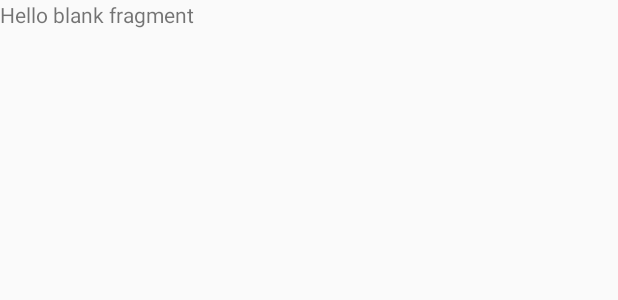
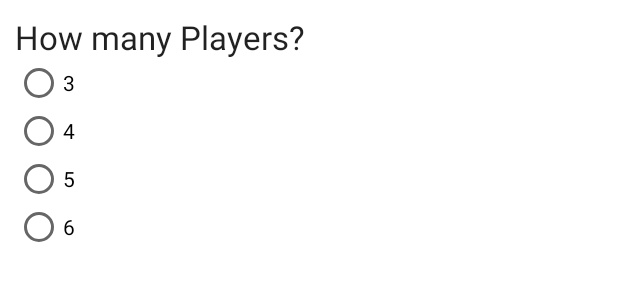
Before and after one commit to agee11/boardGame, an Android app: the layout fragment_wizard.xml on its own in the app's theme, with its tools: preview values and no code run, on a phone screen of 412 x 824 dp. Shown: the top 300 px of the screen. Run offline under Robolectric (Android 15) with nearby library versions, the phone set to English and light mode, and no system bars.

Commit message:
UI change on mainactivity and Init UI for wizard

```diff
--- a/app/src/main/java/com/happyorange/boardgame/boardgame/MainActivity.java
+++ b/app/src/main/java/com/happyorange/boardgame/boardgame/MainActivity.java
@@ -47,7 +47,7 @@ public class MainActivity extends AppCompatActivity {
                 FragmentTransaction transaction = getFragmentManager().beginTransaction();
                 Fragment deuce = new Deuce();
 
-                transaction.add(R.id.scoreboard, deuce, "deuce");
+                transaction.add(R.id.scoreboard, new Deuce(), "deuce");
                 transaction.addToBackStack(null);
                 transaction.commit();
             }
--- a/app/src/main/res/layout/fragment_deuce.xml
+++ b/app/src/main/res/layout/fragment_deuce.xml
@@ -3,7 +3,8 @@
     android:layout_width="match_parent"
     android:layout_height="match_parent"
     tools:context="com.happyorange.boardgame.boardgame.Deuce"
-    android:clickable="true">
+    android:clickable="true"
+    android:background="#ffffff">
 
     <!-- TODO: Update blank fragment layout -->
     <TextView
--- a/app/src/main/res/layout/fragment_wizard.xml
+++ b/app/src/main/res/layout/fragment_wizard.xml
@@ -1,14 +1,79 @@
-<FrameLayout xmlns:android="http://schemas.android.com/apk/res/android"
+<RelativeLayout xmlns:android="http://schemas.android.com/apk/res/android"
     xmlns:tools="http://schemas.android.com/tools"
     android:layout_width="match_parent"
     android:layout_height="match_parent"
     tools:context="com.happyorange.boardgame.boardgame.Wizard"
-    android:clickable="true">
+    android:clickable="true"
+    android:background="#ffffff"
+    android:padding="10dp"
+    android:id="@+id/wizardSetup">
 
     <!-- TODO: Update blank fragment layout -->
+
     <TextView
+        android:layout_width="wrap_content"
+        android:layout_height="wrap_content"
+        android:textAppearance="?android:attr/textAppearanceLarge"
+        android:text="How many Players?"
+        android:id="@+id/textView3"
+        android:layout_alignParentTop="true"
+        android:layout_alignParentLeft="true"
+        android:layout_alignParentStart="true" />
+
+    <RadioGroup
+        android:layout_width="wrap_content"
+        android:layout_height="wrap_content"
+        android:layout_below="@+id/textView3"
+        android:layout_centerHorizontal="true"
+        android:layout_alignLeft="@+id/textView3"
+        android:id="@+id/radioGroup">
+
+        <RadioButton
+            android:layout_width="wrap_content"
+            android:layout_height="wrap_content"
+            android:text="3"
+            android:id="@+id/radioButton"
+            android:checked="false" />
+
+        <RadioButton
+            android:layout_width="wrap_content"
+            android:layout_height="wrap_content"
+            android:text="4"
+            android:id="@+id/radioButton2"
+            android:checked="false" />
+
+        <RadioButton
+            android:layout_width="wrap_content"
+            android:layout_height="wrap_content"
+            android:text="5"
+            android:id="@+id/radioButton3"
+            android:checked="false" />
+
+        <RadioButton
+            android:layout_width="wrap_content"
+            android:layout_height="wrap_content"
+            android:text="6"
+            android:id="@+id/radioButton4"
+            android:checked="false" />
+    </RadioGroup>
+
+    <ScrollView
         android:layout_width="match_parent"
         android:layout_height="match_parent"
-        android:text="@string/hello_blank_fragment" />
+        android:id="@+id/NamePrompt"
+        android:layout_alignParentLeft="true"
+        android:layout_alignParentStart="true"
+        android:layout_below="@+id/radioGroup" >
 
-</FrameLayout>
+        <RelativeLayout
+            android:layout_width="match_parent"
+            android:layout_height="match_parent"
+            android:layout_alignLeft="@+id/radioGroup"
+            android:layout_alignStart="@+id/radioGroup"
+            android:layout_below="@+id/radioGroup"
+            android:id="@+id/PlayerNames">
+
+        </RelativeLayout>
+    </ScrollView>
+
+</RelativeLayout>
```
Also changed, not shown: app/src/main/java/com/happyorange/boardgame/boardgame/Deuce.java (+0 -11 lines), app/src/main/java/com/happyorange/boardgame/boardgame/Wizard.java (+58 -56 lines), app/src/main/res/layout/activity_main.xml (+22 -18 lines).
